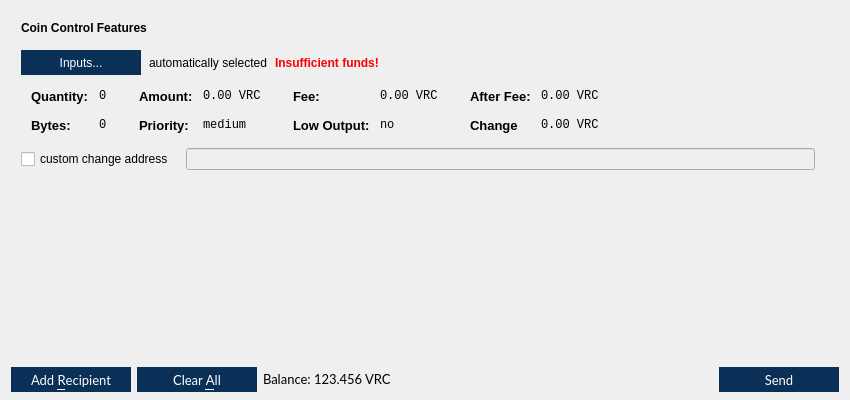
Old version of the form src/qt/forms/sendbitcoinsdialog.ui in the repository VeriConomy/vericoin.
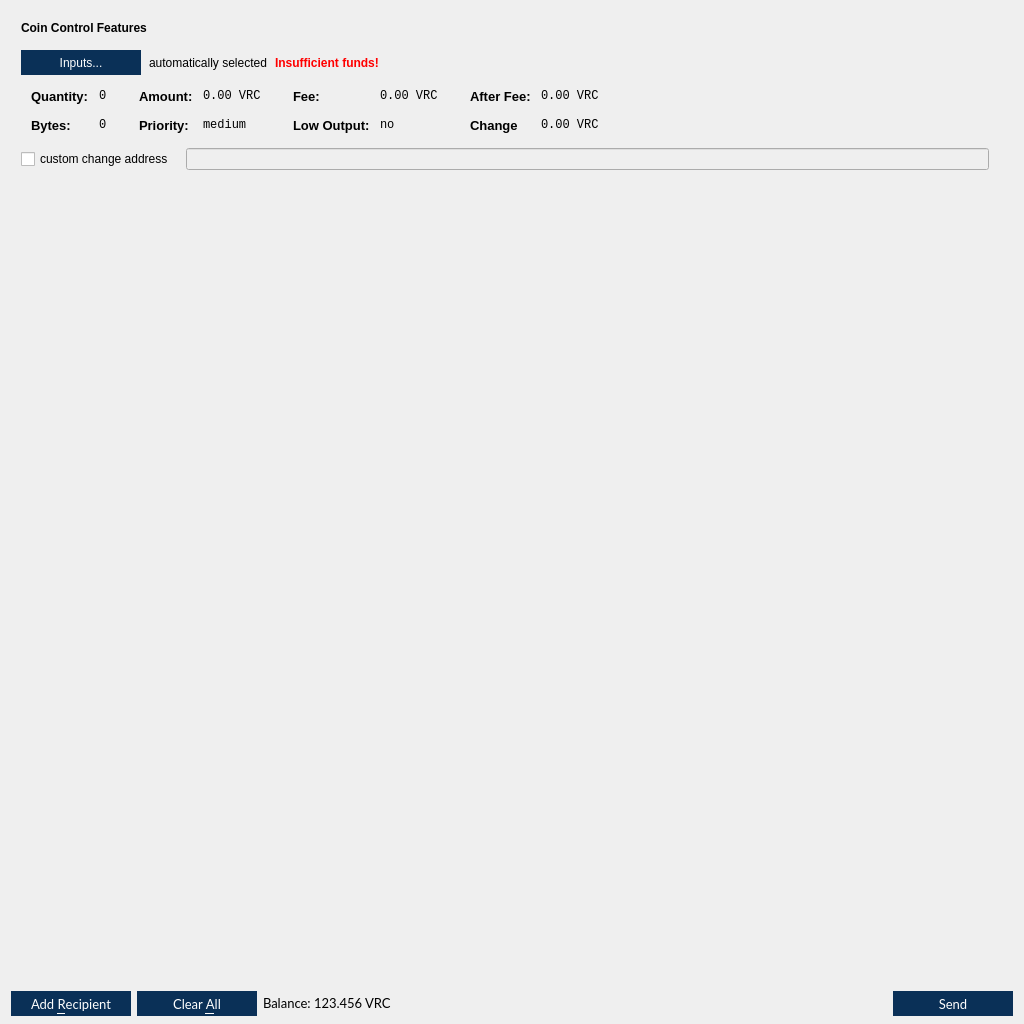
New version of the form. Icons and pictures are not drawn.

Diff of the .ui file:
```diff
--- a/src/qt/forms/sendbitcoinsdialog.ui
+++ b/src/qt/forms/sendbitcoinsdialog.ui
@@ -6,8 +6,8 @@
    <rect>
     <x>0</x>
     <y>0</y>
-    <width>850</width>
-    <height>400</height>
+    <width>1024</width>
+    <height>1024</height>
    </rect>
   </property>
   <property name="windowTitle">
@@ -700,8 +700,8 @@
        <rect>
         <x>0</x>
         <y>0</y>
-        <width>832</width>
-        <height>160</height>
+        <width>1006</width>
+        <height>782</height>
        </rect>
       </property>
       <layout class="QVBoxLayout" name="verticalLayout_2">
```
